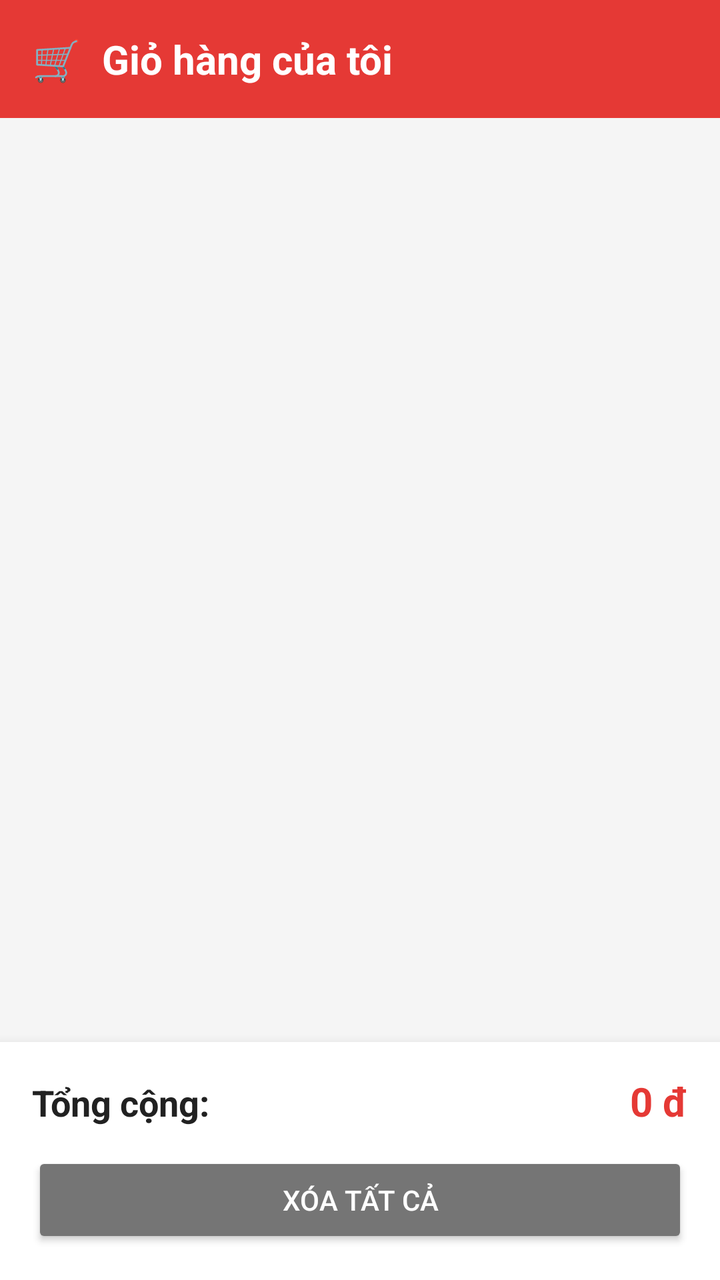
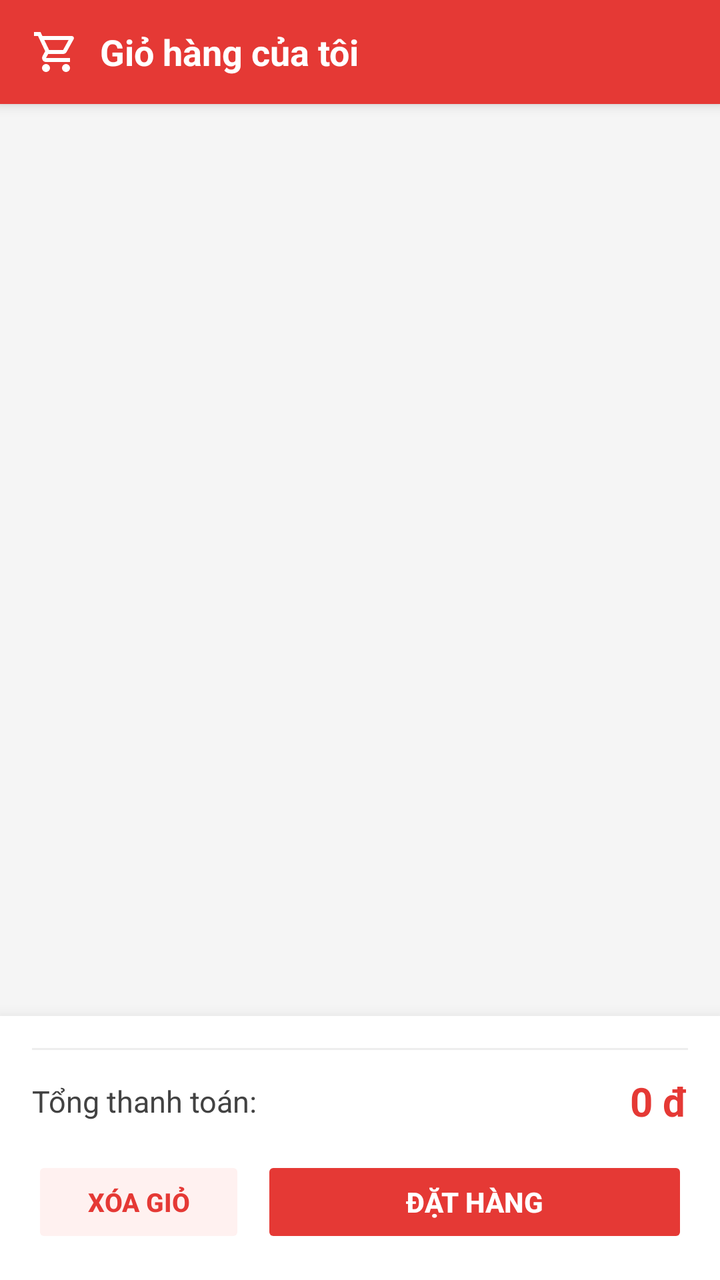

Two renders of the same Android screen: before a commit and after it. Below are the layout's source before the change and the commit's diff.
<!-- AndroidManifest.xml: application theme Theme.Cellphonesclone -->
<!-- res/layout/activity_cart.xml -->
<?xml version="1.0" encoding="utf-8"?>
<LinearLayout xmlns:android="http://schemas.android.com/apk/res/android"
    android:layout_width="match_parent"
    android:layout_height="match_parent"
    android:orientation="vertical"
    android:background="#F5F5F5">

    <LinearLayout
        android:layout_width="match_parent"
        android:layout_height="wrap_content"
        android:background="#E53935"
        android:padding="16dp"
        android:gravity="center_vertical">

        <TextView
            android:layout_width="match_parent"
            android:layout_height="wrap_content"
            android:text="🛒  Giỏ hàng của tôi"
            android:textSize="20sp"
            android:textStyle="bold"
            android:textColor="#FFFFFF"/>

    </LinearLayout>

    <androidx.recyclerview.widget.RecyclerView
        android:id="@+id/rvCart"
        android:layout_width="match_parent"
        android:layout_height="0dp"
        android:layout_weight="1"
        android:padding="8dp"/>

    <LinearLayout
        android:layout_width="match_parent"
        android:layout_height="wrap_content"
        android:background="#FFFFFF"
        android:elevation="8dp"
        android:padding="16dp"
        android:orientation="vertical">

        <LinearLayout
            android:layout_width="match_parent"
            android:layout_height="wrap_content"
            android:orientation="horizontal"
            android:layout_marginBottom="12dp">

            <TextView
                android:layout_width="0dp"
                android:layout_height="wrap_content"
                android:layout_weight="1"
                android:text="Tổng cộng:"
                android:textSize="18sp"
                android:textStyle="bold"
                android:textColor="#212121"/>

            <TextView
                android:id="@+id/tvTotalPrice"
                android:layout_width="wrap_content"
                android:layout_height="wrap_content"
                android:text="0 đ"
                android:textSize="20sp"
                android:textStyle="bold"
                android:textColor="#E53935"/>

        </LinearLayout>

        <Button
            android:id="@+id/btnClearCart"
            android:layout_width="match_parent"
            android:layout_height="wrap_content"
            android:text="Xóa tất cả"
            android:backgroundTint="#757575"
            android:textColor="#FFFFFF"
            android:padding="12dp"/>

    </LinearLayout>

</LinearLayout>
<!-- resources referenced by this layout -->
<resources>
  <style name="Theme.Cellphonesclone" parent="Theme.AppCompat.Light.NoActionBar">
          <item name="colorPrimary">@color/colorPrimary</item>
          <item name="colorPrimaryDark">@color/colorPrimaryDark</item>
          <item name="colorAccent">@color/colorAccent</item>
          <item name="android:statusBarColor">@color/colorPrimaryDark</item>
      </style>
  <color name="colorPrimary">#E53935</color>
  <color name="colorPrimaryDark">#B71C1C</color>
  <color name="colorAccent">#1976D2</color>
</resources>

<!-- the commit's change to res/layout/activity_cart.xml (unified diff, before → after) -->
@@ -1,56 +1,79 @@
 <?xml version="1.0" encoding="utf-8"?>
 <LinearLayout xmlns:android="http://schemas.android.com/apk/res/android"
+    xmlns:app="http://schemas.android.com/apk/res-auto"
     android:layout_width="match_parent"
     android:layout_height="match_parent"
     android:orientation="vertical"
     android:background="#F5F5F5">
 
+    
     <LinearLayout
         android:layout_width="match_parent"
-        android:layout_height="wrap_content"
+        android:layout_height="52dp"
         android:background="#E53935"
-        android:padding="16dp"
-        android:gravity="center_vertical">
+        android:paddingStart="16dp"
+        android:paddingEnd="16dp"
+        android:gravity="center_vertical"
+        android:elevation="4dp">
+
+        <ImageView
+            android:layout_width="24dp"
+            android:layout_height="24dp"
+            android:src="@drawable/ic_cart"
+            app:tint="#FFFFFF"
+            android:layout_marginEnd="10dp"/>
 
         <TextView
             android:layout_width="match_parent"
             android:layout_height="wrap_content"
-            android:text="🛒  Giỏ hàng của tôi"
-            android:textSize="20sp"
+            android:text="Giỏ hàng của tôi"
+            android:textSize="18sp"
             android:textStyle="bold"
             android:textColor="#FFFFFF"/>
 
     </LinearLayout>
 
+    
     <androidx.recyclerview.widget.RecyclerView
         android:id="@+id/rvCart"
         android:layout_width="match_parent"
         android:layout_height="0dp"
         android:layout_weight="1"
-        android:padding="8dp"/>
+        android:paddingTop="12dp"
+        android:paddingBottom="8dp"
+        android:clipToPadding="false"/>
 
+    
     <LinearLayout
         android:layout_width="match_parent"
         android:layout_height="wrap_content"
         android:background="#FFFFFF"
-        android:elevation="8dp"
+        android:elevation="12dp"
         android:padding="16dp"
         android:orientation="vertical">
 
+        
+        <View
+            android:layout_width="match_parent"
+            android:layout_height="1dp"
+            android:background="#EEEEEE"
+            android:layout_marginBottom="12dp"/>
+
+        
         <LinearLayout
             android:layout_width="match_parent"
             android:layout_height="wrap_content"
             android:orientation="horizontal"
-            android:layout_marginBottom="12dp">
+            android:gravity="center_vertical"
+            android:layout_marginBottom="14dp">
 
             <TextView
                 android:layout_width="0dp"
                 android:layout_height="wrap_content"
                 android:layout_weight="1"
-                android:text="Tổng cộng:"
-                android:textSize="18sp"
-                android:textStyle="bold"
-                android:textColor="#212121"/>
+                android:text="Tổng thanh toán:"
+                android:textSize="15sp"
+                android:textColor="#424242"/>
 
             <TextView
                 android:id="@+id/tvTotalPrice"
@@ -63,14 +86,39 @@
 
         </LinearLayout>
 
-        <Button
-            android:id="@+id/btnClearCart"
+        
+        <LinearLayout
             android:layout_width="match_parent"
             android:layout_height="wrap_content"
-            android:text="Xóa tất cả"
-            android:backgroundTint="#757575"
-            android:textColor="#FFFFFF"
-            android:padding="12dp"/>
+            android:orientation="horizontal"
+            android:gravity="center_vertical">
+
+            <Button
+                android:id="@+id/btnClearCart"
+                android:layout_width="0dp"
+                android:layout_height="46dp"
+                android:layout_weight="1"
+                android:text="Xóa giỏ"
+                android:textSize="13sp"
+                android:textStyle="bold"
+                android:backgroundTint="#FFF1F0"
+                android:textColor="#E53935"
+                android:layout_marginEnd="8dp"
+                android:stateListAnimator="@null"/>
+
+            <Button
+                android:id="@+id/btnCheckout"
+                android:layout_width="0dp"
+                android:layout_height="46dp"
+                android:layout_weight="2"
+                android:text="Đặt hàng"
+                android:textSize="14sp"
+                android:textStyle="bold"
+                android:backgroundTint="#E53935"
+                android:textColor="#FFFFFF"
+                android:stateListAnimator="@null"/>
+
+        </LinearLayout>
 
     </LinearLayout>
 
<!-- resource entries referenced after the edit -->
@@ -1,5 +1,11 @@
 <!-- resources referenced by this layout -->
 <resources>
+  <!-- drawable ic_cart (drawable) -->
+  <vector xmlns:android="http://schemas.android.com/apk/res/android" android:height="24dp" android:tint="#000000" android:viewportHeight="960" android:viewportWidth="960" android:width="24dp">
+        
+      <path android:fillColor="@android:color/white" android:pathData="M223.5,856.5Q200,833 200,800Q200,767 223.5,743.5Q247,720 280,720Q313,720 336.5,743.5Q360,767 360,800Q360,833 336.5,856.5Q313,880 280,880Q247,880 223.5,856.5ZM623.5,856.5Q600,833 600,800Q600,767 623.5,743.5Q647,720 680,720Q713,720 736.5,743.5Q760,767 760,800Q760,833 736.5,856.5Q713,880 680,880Q647,880 623.5,856.5ZM246,240L342,440L622,440Q622,440 622,440Q622,440 622,440L732,240Q732,240 732,240Q732,240 732,240L246,240ZM208,160L798,160Q821,160 833,180.5Q845,201 834,222L692,478Q681,498 662.5,509Q644,520 622,520L324,520L280,600Q280,600 280,600Q280,600 280,600L760,600L760,680L280,680Q235,680 212,640.5Q189,601 210,562L264,464L120,160L40,160L40,80L170,80L208,160ZM342,440L342,440L622,440Q622,440 622,440Q622,440 622,440L622,440L342,440Z"/>
+      
+  </vector>
   <style name="Theme.Cellphonesclone" parent="Theme.AppCompat.Light.NoActionBar">
           <item name="colorPrimary">@color/colorPrimary</item>
           <item name="colorPrimaryDark">@color/colorPrimaryDark</item>
